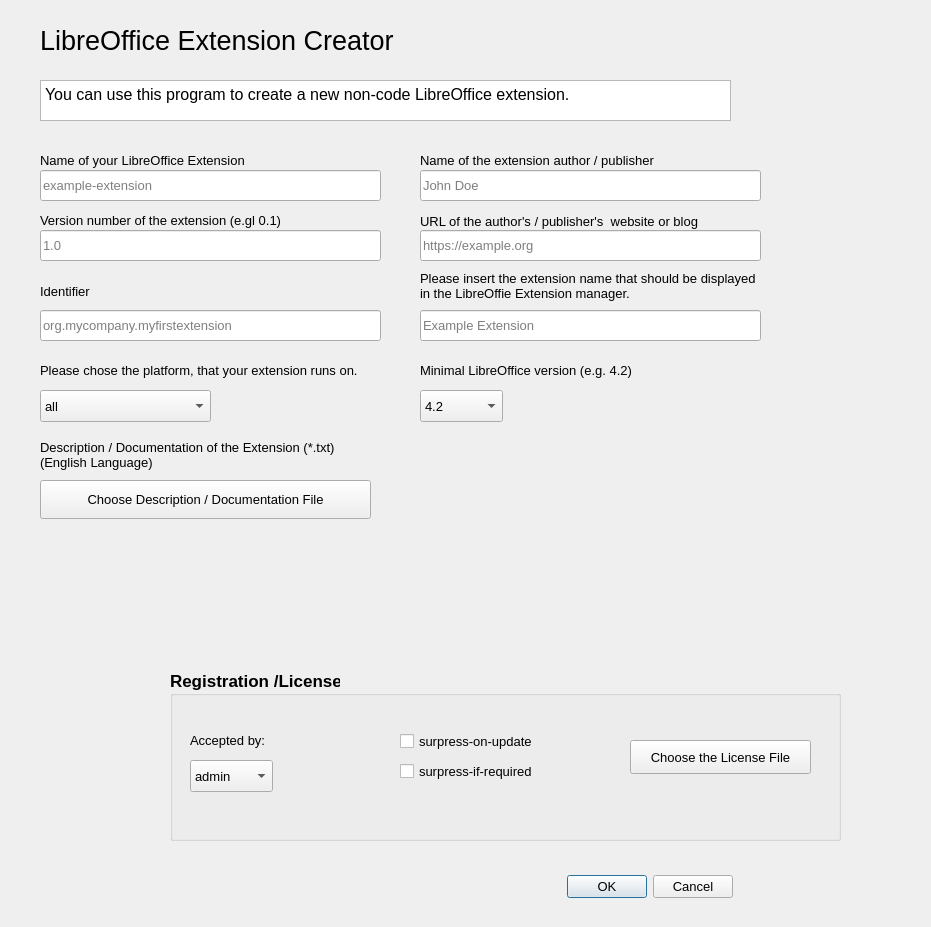
The window that extensioncreator.ui (andreasma/liboextensioncreator) describes before a commit, drawn with Qt 5.
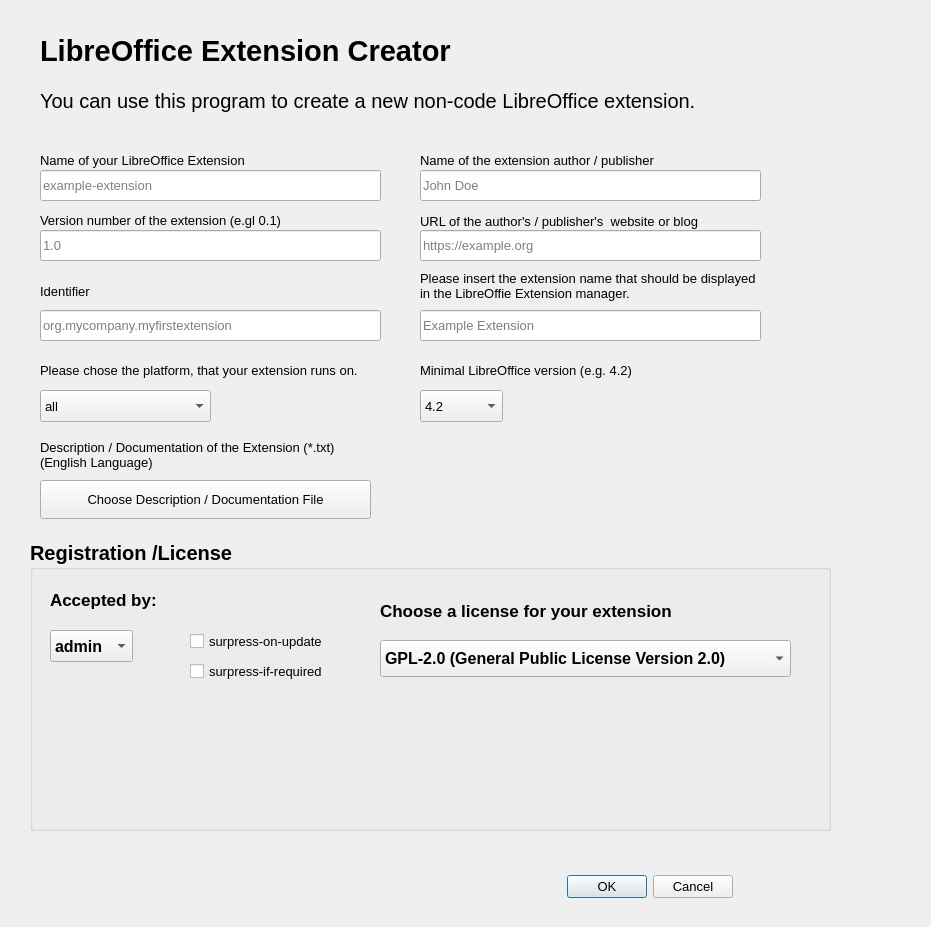
The same window after the commit.

Commit message: improve dialog and add a drop down field for licenses with currently four license entries

Patch:
```diff
--- a/extensioncreator.ui
+++ b/extensioncreator.ui
@@ -62,43 +62,22 @@
    <property name="geometry">
     <rect>
      <x>40</x>
-     <y>20</y>
+     <y>30</y>
      <width>451</width>
      <height>41</height>
     </rect>
    </property>
    <property name="font">
     <font>
-     <pointsize>20</pointsize>
+     <pointsize>22</pointsize>
+     <weight>75</weight>
+     <bold>true</bold>
     </font>
    </property>
    <property name="text">
     <string>LibreOffice Extension Creator</string>
    </property>
   </widget>
-  <widget class="QTextEdit" name="textEdit">
-   <property name="geometry">
-    <rect>
-     <x>40</x>
-     <y>80</y>
-     <width>691</width>
-     <height>41</height>
-    </rect>
-   </property>
-   <property name="inputMethodHints">
-    <set>Qt::ImhNone</set>
-   </property>
-   <property name="readOnly">
-    <bool>true</bool>
-   </property>
-   <property name="html">
-    <string>&lt;!DOCTYPE HTML PUBLIC &quot;-//W3C//DTD HTML 4.0//EN&quot; &quot;http://www.w3.org/TR/REC-html40/strict.dtd&quot;&gt;
-&lt;html&gt;&lt;head&gt;&lt;meta name=&quot;qrichtext&quot; content=&quot;1&quot; /&gt;&lt;style type=&quot;text/css&quot;&gt;
-p, li { white-space: pre-wrap; }
-&lt;/style&gt;&lt;/head&gt;&lt;body style=&quot; font-family:'Noto Sans'; font-size:10pt; font-weight:400; font-style:normal;&quot;&gt;
-&lt;p style=&quot; margin-top:0px; margin-bottom:0px; margin-left:0px; margin-right:0px; -qt-block-indent:0; text-indent:0px;&quot;&gt;&lt;span style=&quot; font-size:12pt;&quot;&gt;You can use this program to create a new non-code LibreOffice extension.&lt;/span&gt;&lt;/p&gt;&lt;/body&gt;&lt;/html&gt;</string>
-   </property>
-  </widget>
   <widget class="QLabel" name="label_4">
    <property name="geometry">
     <rect>
@@ -445,15 +424,15 @@
   <widget class="QGroupBox" name="groupBox">
    <property name="geometry">
     <rect>
-     <x>170</x>
-     <y>670</y>
-     <width>671</width>
-     <height>171</height>
+     <x>30</x>
+     <y>540</y>
+     <width>801</width>
+     <height>291</height>
     </rect>
    </property>
    <property name="font">
     <font>
-     <pointsize>13</pointsize>
+     <pointsize>15</pointsize>
      <weight>75</weight>
      <bold>true</bold>
     </font>
@@ -465,16 +444,16 @@
     <property name="geometry">
      <rect>
       <x>20</x>
-      <y>60</y>
+      <y>50</y>
       <width>171</width>
       <height>20</height>
      </rect>
     </property>
     <property name="font">
      <font>
-      <pointsize>10</pointsize>
-      <weight>50</weight>
-      <bold>false</bold>
+      <pointsize>13</pointsize>
+      <weight>75</weight>
+      <bold>true</bold>
      </font>
     </property>
     <property name="text">
@@ -492,9 +471,9 @@
     </property>
     <property name="font">
      <font>
-      <pointsize>10</pointsize>
-      <weight>50</weight>
-      <bold>false</bold>
+      <pointsize>12</pointsize>
+      <weight>75</weight>
+      <bold>true</bold>
      </font>
     </property>
     <item>
@@ -511,8 +490,8 @@
    <widget class="QCheckBox" name="checkBox_2">
     <property name="geometry">
      <rect>
-      <x>230</x>
-      <y>90</y>
+      <x>160</x>
+      <y>120</y>
       <width>171</width>
       <height>22</height>
      </rect>
@@ -531,8 +510,8 @@
    <widget class="QCheckBox" name="checkBox">
     <property name="geometry">
      <rect>
-      <x>230</x>
-      <y>60</y>
+      <x>160</x>
+      <y>90</y>
       <width>171</width>
       <height>22</height>
      </rect>
@@ -548,25 +527,63 @@
      <string>surpress-on-update</string>
     </property>
    </widget>
-   <widget class="QPushButton" name="pushButton">
+   <widget class="QLabel" name="label_11">
     <property name="geometry">
      <rect>
-      <x>460</x>
-      <y>70</y>
-      <width>181</width>
-      <height>34</height>
+      <x>350</x>
+      <y>50</y>
+      <width>311</width>
+      <height>41</height>
      </rect>
     </property>
     <property name="font">
      <font>
-      <pointsize>10</pointsize>
-      <weight>50</weight>
-      <bold>false</bold>
+      <pointsize>13</pointsize>
      </font>
     </property>
     <property name="text">
-     <string>Choose the License File</string>
+     <string>Choose a license for your extension</string>
     </property>
+    <property name="wordWrap">
+     <bool>true</bool>
+    </property>
+   </widget>
+   <widget class="QComboBox" name="License">
+    <property name="geometry">
+     <rect>
+      <x>350</x>
+      <y>100</y>
+      <width>411</width>
+      <height>37</height>
+     </rect>
+    </property>
+    <property name="font">
+     <font>
+      <pointsize>12</pointsize>
+      <weight>75</weight>
+      <bold>true</bold>
+     </font>
+    </property>
+    <item>
+     <property name="text">
+      <string>GPL-2.0 (General Public License Version 2.0)</string>
+     </property>
+    </item>
+    <item>
+     <property name="text">
+      <string>GPL-3.0 (General Public License Version 3.0)</string>
+     </property>
+    </item>
+    <item>
+     <property name="text">
+      <string>LGPL-3.0 (Lesser General Public License Version 3.0)</string>
+     </property>
+    </item>
+    <item>
+     <property name="text">
+      <string>LGPL-2.1 (Lesser General Public License Version 2.1)</string>
+     </property>
+    </item>
    </widget>
   </widget>
   <widget class="QDialogButtonBox" name="buttonBox">
@@ -682,6 +699,24 @@
     <string>Choose Description / Documentation File</string>
    </property>
   </widget>
+  <widget class="QLabel" name="label_13">
+   <property name="geometry">
+    <rect>
+     <x>40</x>
+     <y>80</y>
+     <width>711</width>
+     <height>41</height>
+    </rect>
+   </property>
+   <property name="font">
+    <font>
+     <pointsize>15</pointsize>
+    </font>
+   </property>
+   <property name="text">
+    <string>You can use this program to create a new non-code LibreOffice extension.</string>
+   </property>
+  </widget>
  </widget>
  <tabstops>
   <tabstop>ExtensionName</tabstop>
```
Left out of the diff: 18 changed lines with no effect on the pictures.
